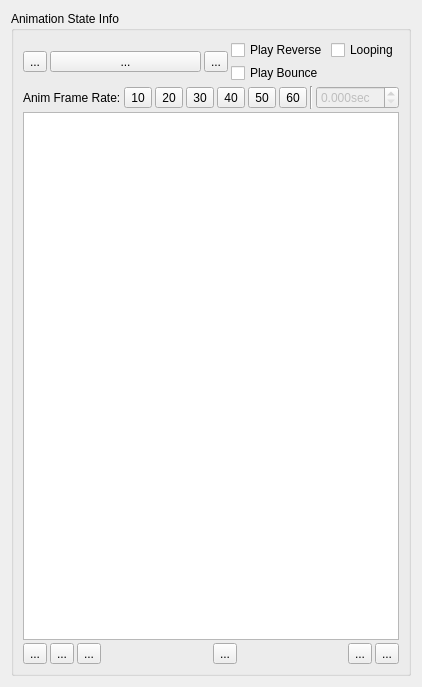
GameOverture/HarmonyEngine, file Editor/src/Items/Sprite/SpriteWidget.ui: the form before one commit.
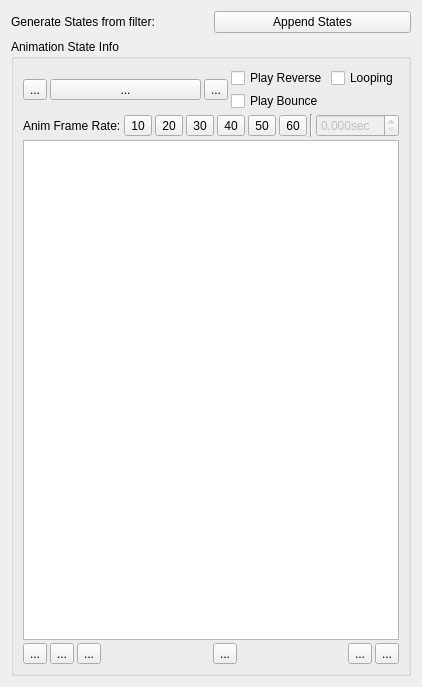
The form after the commit. Icons and pictures are not drawn. Custom widgets are drawn as their Qt base class.

Commit message: Import sprite sheet assets implemented; Better inserting into manager filters; Sprite widget WIP autogenerate states from filters

Patch:
```diff
--- a/Editor/src/Items/Sprite/SpriteWidget.ui
+++ b/Editor/src/Items/Sprite/SpriteWidget.ui
@@ -6,7 +6,7 @@
    <rect>
     <x>0</x>
     <y>0</y>
-    <width>379</width>
+    <width>403</width>
     <height>687</height>
    </rect>
   </property>
@@ -14,6 +14,24 @@
    <string>Form</string>
   </property>
   <layout class="QVBoxLayout" name="verticalLayout_3">
+   <item>
+    <layout class="QHBoxLayout" name="lytGenerateStates">
+     <item>
+      <widget class="QLabel" name="lblGenerateStates">
+       <property name="text">
+        <string>Generate States from filter:</string>
+       </property>
+      </widget>
+     </item>
+     <item>
+      <widget class="QPushButton" name="btnGenerateStates">
+       <property name="text">
+        <string>Append States</string>
+       </property>
+      </widget>
+     </item>
+    </layout>
+   </item>
    <item>
     <layout class="QVBoxLayout" name="verticalLayout">
      <item>
```
Left out of the diff: 16 changed lines with no effect on the pictures. The commit also changes 10 other files.
